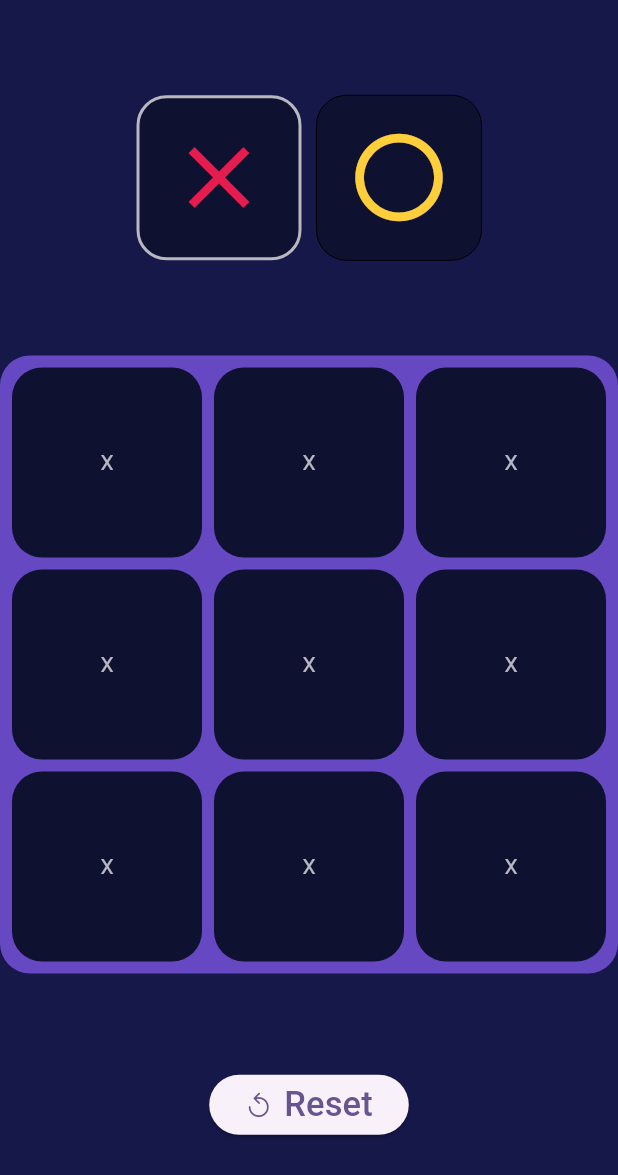
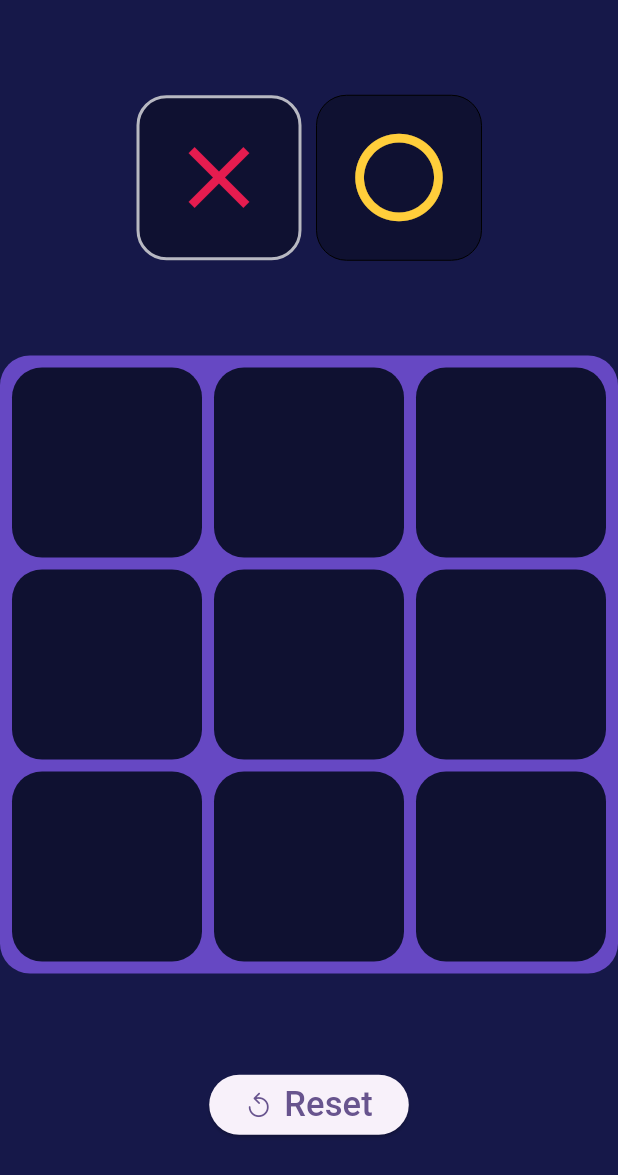
Before and after one commit to eqrakhattak/PRODIGY_AD_04, a Flutter app: the screen it shows after launch, after a tap on "Reset", on a phone screen of 412 x 824 dp. Shown: the top 1175 px of the screen. Run offline on Flutter 3.47's test engine with Material 2 defaults, Android fonts, the phone set to English and light mode, and no system bars.

Commit message:
Add functionality

```diff
--- a/Tictactoe/lib/homePage.dart
+++ b/Tictactoe/lib/homePage.dart
@@ -1,3 +1,4 @@
+
 import 'package:flutter/cupertino.dart';
 import 'package:flutter/material.dart';
 
@@ -10,6 +11,80 @@ class MyHomePage extends StatefulWidget {
 
 class _MyHomePageState extends State<MyHomePage> {
 
+  // final String x = 'X';
+  // final String o = 'O';
+  // late String element = '';
+  // bool xTurn = true;
+  bool oTurn = false;
+  Border xTurnContainerBorder = Border.all(width: 2, color: Colors.white70);
+  Border oTurnContainerBorder = Border.all(width: 0,);
+
+  List<String> displayElement = ['', '', '', '', '', '', '', '', ''];
+
+  void changeTurn(){
+    if(oTurn == false){
+      xTurnContainerBorder = Border.all(width: 2, color: Colors.white70);
+      oTurnContainerBorder =  Border.all(width: 0,);
+    } else if(oTurn == true){
+      oTurnContainerBorder = Border.all(width: 2, color: Colors.white70);
+      xTurnContainerBorder = Border.all(width: 0,);
+    }
+  }
+
+  void _tapped(int index) {
+    setState(() {
+      // if (oTurn && displayElement[index] == '') {
+      //   displayElement[index] = 'O';
+      //   // filledBoxes++;
+      // } else if (!oTurn && displayElement[index] == '') {
+      //   displayElement[index] = 'X';
+      //   // filledBoxes++;
+      // }
+
+      if(displayElement[index] == ''){
+        if(oTurn){
+          displayElement[index] = 'O';
+        }else if (!oTurn){
+          displayElement[index] = 'X';
+        }
+
+        oTurn = !oTurn;
+        changeTurn();
+      }
+
+      // _checkWinner();
+    });
+  }
+
+  // void _tapped(){
+  //   // print('box tapped');
+  //   if(xTurn == true){
+  //     element = x;
+  //     xTurn = false;
+  //     oTurn = true;
+  //   } else {
+  //     element = o;
+  //     xTurn = true;
+  //     oTurn = false;
+  //   }
+  //   changeTurn();
+  //   setState(() {});
+  // }
+
+  void _clearBoard(){
+
+    setState(() {
+      for (int i = 0; i < 9; i++) {
+        displayElement[i] = '';
+      }
+    });
+
+    // filledBoxes = 0;
+    // element = '';
+    // xTurn = true;
+    // oTurn = false;
+    // changeTurn();
+  }
 
   @override
   Widget build(BuildContext context) {
@@ -26,7 +101,7 @@ class _MyHomePageState extends State<MyHomePage> {
                   height: 110,
                   width: 110,
                   decoration: BoxDecoration(
-                    border: Border.all(width: 2, color: Colors.white70),
+                    border: xTurnContainerBorder,
                     borderRadius: const BorderRadius.all(Radius.circular(20)),
                     color: const Color(0xFF0F1131),
                   ),
@@ -43,7 +118,7 @@ class _MyHomePageState extends State<MyHomePage> {
                   width: 110,
                   alignment: Alignment.center,
                   decoration: BoxDecoration(
-                    border: Border.all(width: 0,),
+                    border: oTurnContainerBorder,
                     borderRadius: const BorderRadius.all(Radius.circular(20)),
                     color: const Color(0xFF0F1131),
                   ),
@@ -67,7 +142,7 @@ class _MyHomePageState extends State<MyHomePage> {
                 gridDelegate: const SliverGridDelegateWithFixedCrossAxisCount(crossAxisCount: 3),
                 itemBuilder: (BuildContext context, int index) {
                   return GestureDetector(
-                    onTap: () {},
+                    onTap:() => _tapped(index),
                     child: Container(
                       margin: const EdgeInsets.only(right: 8, bottom: 8),
                       decoration: const BoxDecoration(
@@ -75,14 +150,14 @@ class _MyHomePageState extends State<MyHomePage> {
                         color: Color(0xFF0F1131),
                       ),
                       alignment: Alignment.center,
-                      child: const Text('X', style: TextStyle(color: Colors.white70),),
+                      child: DisplayElement(value: displayElement[index],),
                     ),
                   );
                 },
               ),
             ),
             ElevatedButton(
-              onPressed: () {},
+              onPressed: _clearBoard,
               child: const Row(
                 mainAxisSize: MainAxisSize.min,
                 children: [
@@ -103,3 +178,37 @@ class _MyHomePageState extends State<MyHomePage> {
     );
   }
 }
+
+
+class DisplayElement extends StatelessWidget {
+
+  final String value;
+  const DisplayElement({super.key, required this.value});
+
+  @override
+  Widget build(BuildContext context) {
+
+    IconData iconData;
+    Color iconColor;
+
+    switch (value){
+      case 'X':
+        iconData = Icons.close;
+        iconColor = const Color(0xFFE61C4F);
+        break;
+      case 'O':
+        iconData = Icons.circle_outlined;
+        iconColor = const Color(0xFFFFCE3B);
+        break;
+      default:
+        iconData = Icons.error;
+        iconColor = const Color(0xFF0F1131);
+    }
+
+    return Icon(
+      iconData,
+      color: iconColor,
+      size: 70,
+    );
+  }
+}
```
